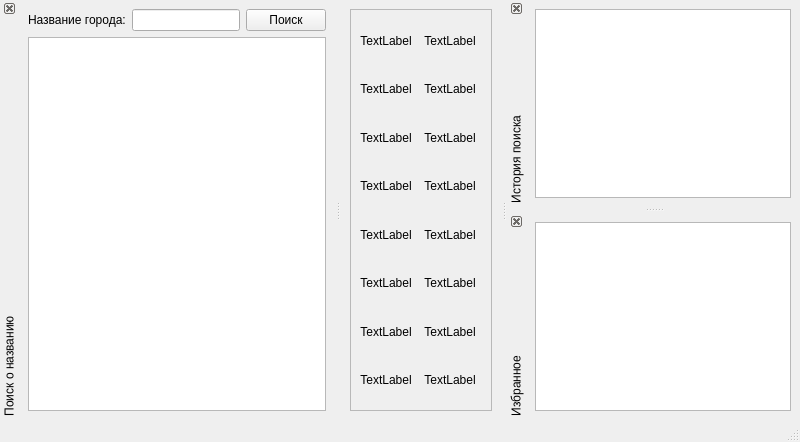
Before: the Qt Designer form weather_app/main_form.ui in simak-p/week_weather_10, drawn with Qt 5.
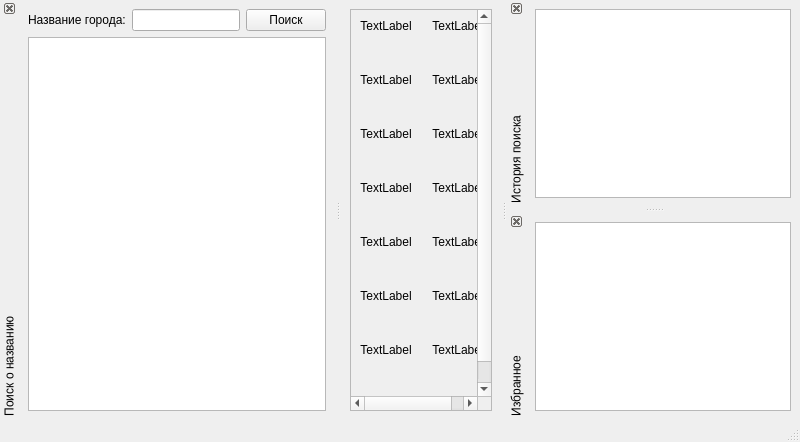
After: the same form once the commit is applied.

What changed in the file:
```diff
--- a/weather_app/main_form.ui
+++ b/weather_app/main_form.ui
@@ -25,13 +25,19 @@
         <rect>
          <x>0</x>
          <y>0</y>
-         <width>134</width>
-         <height>386</height>
+         <width>148</width>
+         <height>436</height>
         </rect>
        </property>
        <layout class="QVBoxLayout" name="verticalLayout">
         <item>
          <layout class="QGridLayout" name="gridLayout" columnstretch="0,1" columnminimumwidth="0,0">
+          <property name="horizontalSpacing">
+           <number>20</number>
+          </property>
+          <property name="verticalSpacing">
+           <number>40</number>
+          </property>
           <item row="1" column="0">
            <widget class="QLabel" name="icon_0">
             <property name="text">
```
